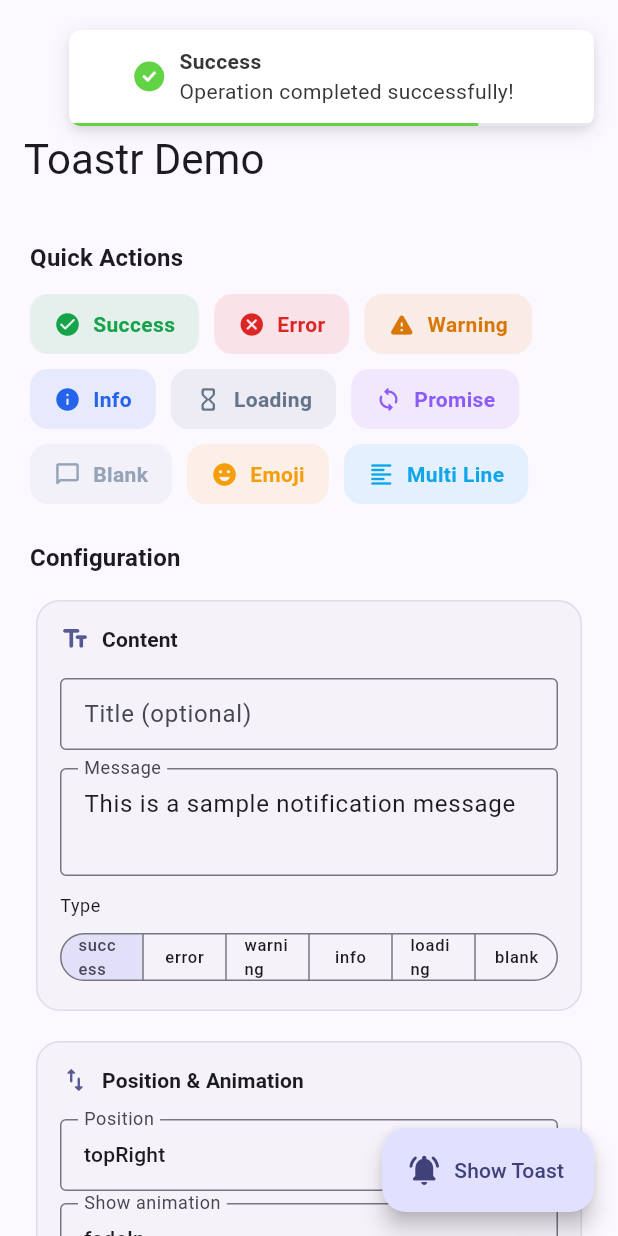
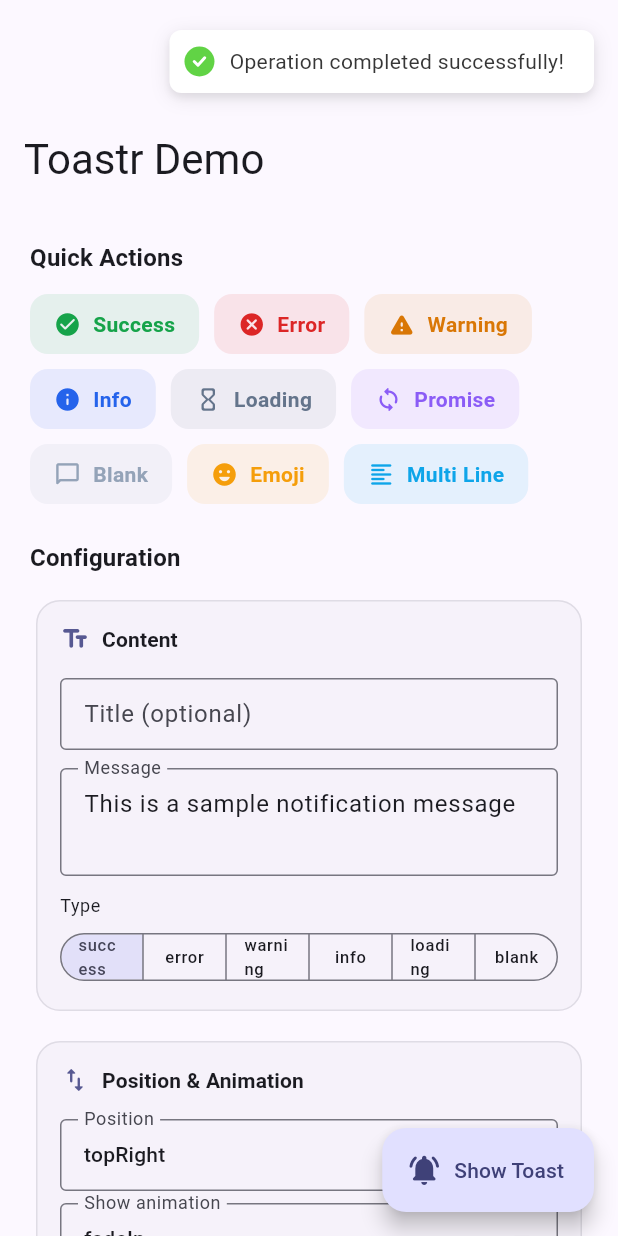
Before and after one commit to IgnacioMan1998/toastr, a Flutter app: the screen it shows after launch, after a tap on "Success", on a phone screen of 412 x 824 dp. Run offline on Flutter 3.47's test engine with Material 3 defaults, Android fonts, the phone set to English and light mode, and no system bars.

Commit message:
Remove title and progress bar from success toastr; update tests to reflect changes in blank type behavior

```diff
--- a/example/lib/main.dart
+++ b/example/lib/main.dart
@@ -122,8 +122,6 @@ class _ToastrDemoScreenState extends State<ToastrDemoScreen> {
                         color: const Color(0xFF16A34A),
                         onTap: () => ToastrHelper.success(
                           'Operation completed successfully!',
-                          title: 'Success',
-                          showProgressBar: true,
                         ),
                       ),
                       _QuickActionChip(
```
Also changed, not shown: 1 other file.
